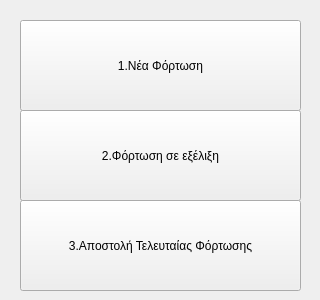
This is fortosi_sel.ui in algogr/Elina_Scanner as Qt 5 draws it before an edit. The edited form follows.
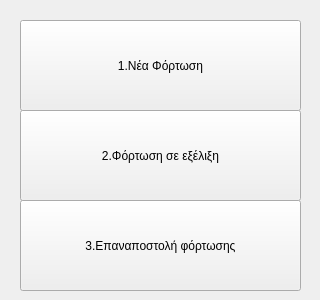
This is the edited form.

```diff
--- a/fortosi_sel.ui
+++ b/fortosi_sel.ui
@@ -23,7 +23,7 @@
     </rect>
    </property>
    <property name="text">
-    <string>3.Αποστολή Τελευταίας Φόρτωσης</string>
+    <string>3.Επαναποστολή φόρτωσης</string>
    </property>
    <property name="shortcut">
     <string>3</string>
```
